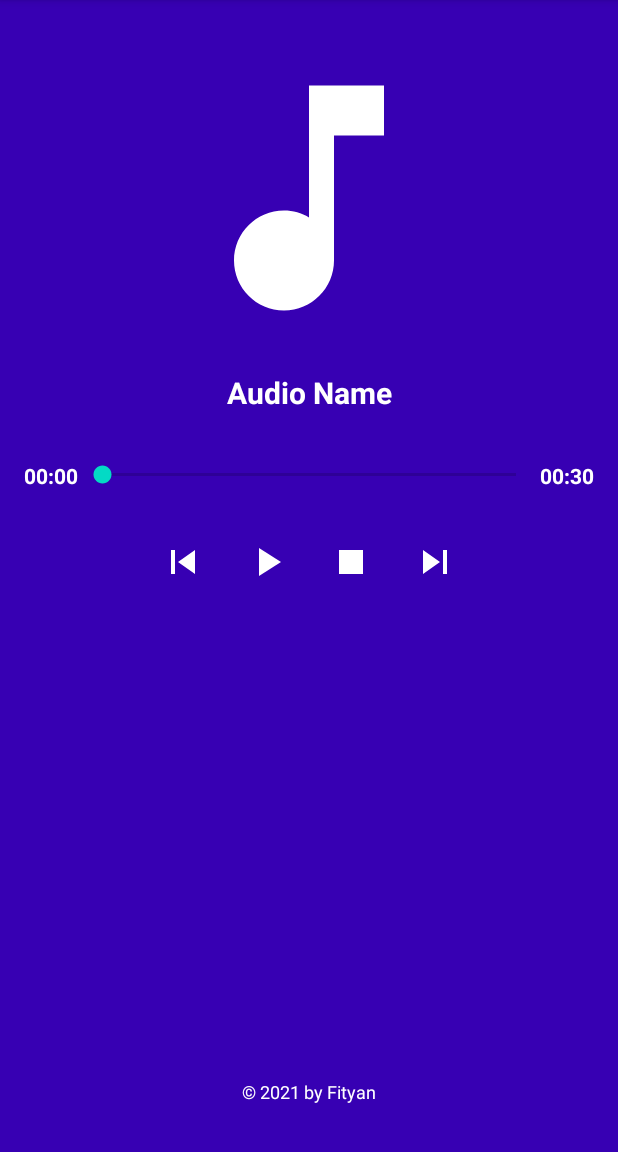
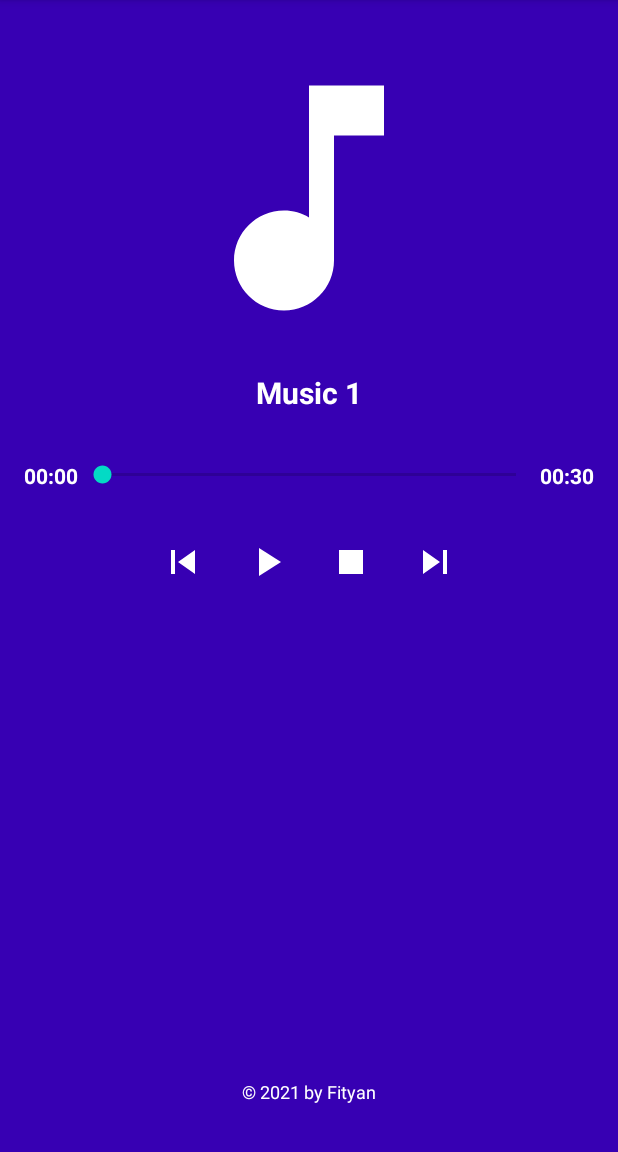
Before and after one commit to fityannugroho/audio-player, an Android app: the screen it shows after launch (MainActivity), after a tap on "Go to previous song", on a phone screen of 412 x 824 dp, the part 84-1236 px from its top. Run offline under Robolectric (Android 15) with nearby library versions, the phone set to English and light mode, and no system bars.

Commit message:
v1.1.0: multi audio available

```diff
--- a/app/src/main/java/com/fityan/audioplayer/MainActivity.java
+++ b/app/src/main/java/com/fityan/audioplayer/MainActivity.java
@@ -8,10 +8,12 @@ import android.view.View;
 import android.widget.ImageButton;
 import android.widget.SeekBar;
 import android.widget.TextView;
+import android.widget.Toast;
 
 import androidx.appcompat.app.AppCompatActivity;
 
 import java.io.IOException;
+import java.util.ArrayList;
 import java.util.concurrent.TimeUnit;
 
 public class MainActivity extends AppCompatActivity {
@@ -24,6 +26,12 @@ public class MainActivity extends AppCompatActivity {
     MediaPlayer mediaPlayer;
     Handler handler = new Handler();
     Runnable runnable;
+
+    /* initialize the music playlist */
+    ArrayList<Integer> listOfMusicId = new ArrayList<>();
+
+    /* initialize the nowPlayingMusic */
+    int nowPlaying = 0;
 
 
     @Override
@@ -43,85 +51,82 @@ public class MainActivity extends AppCompatActivity {
         btnNext = findViewById(R.id.btnNext);
 
 
-        /* Initialize media player */
-        mediaPlayer = MediaPlayer.create(getApplicationContext(), R.raw.maroon5_girls_like_you);
+        /* load the music playlist */
+        listOfMusicId.add(R.raw.maroon_5_sugar);
+        listOfMusicId.add(R.raw.maroon5_girls_like_you);
+        listOfMusicId.add(R.raw.maroon_5_memories);
+        listOfMusicId.add(R.raw.over_the_horizon);
 
 
-        /* Initialize runnable */
-        runnable = new Runnable() {
-            @Override
-            public void run() {
-                /* Set progress on seek bar */
-                seekBarAudio.setProgress(mediaPlayer.getCurrentPosition());
-
-                /* Handler post delay for 0.5s */
-                handler.postDelayed(this, 500);
-            }
-        };
-
-
-        /* Get duration of media player,
-            Convert ms to minutes & seconds, then displaying it */
-        tvAudioDuration.setText(seekBarTimeFormat(mediaPlayer.getDuration()));
+        /* load the first music */
+        loadMusic(listOfMusicId.get(nowPlaying), "Music " + (nowPlaying+1));
 
 
         /* When Play Button is clicked */
-        btnPlay.setOnClickListener(view -> {
-            /* Hide the Play Button & show the Pause Button */
-            showPauseButton();
-
-            /* Start the media player */
-            mediaPlayer.start();
-
-            /* Set seek bar max */
-            seekBarAudio.setMax(mediaPlayer.getDuration());
-
-            /* Start handler */
-            handler.postDelayed(runnable, 0);
-        });
+        btnPlay.setOnClickListener(view -> playMusic());
 
 
         /* When Pause Button is clicked */
-        btnPause.setOnClickListener(view -> {
-            /* Hide the Pause Button & show the Play Button */
-            showPlayButton();
-
-            /* Pause the media player */
-            mediaPlayer.pause();
-
-            /* Stop handler */
-            handler.removeCallbacks(runnable);
-        });
+        btnPause.setOnClickListener(view -> pauseMusic());
 
 
         /* When Stop Button is clicked */
         btnStop.setOnClickListener(view -> {
-            /* Hide the Pause Button & show the Play Button */
-            showPlayButton();
-
-            /* Stop the media player & the handler */
-            mediaPlayer.stop();
-            handler.removeCallbacks(runnable);
+            /* Stop the media player & handler */
+            stopMusic();
 
             /* Preparing the media player */
             try {
                 mediaPlayer.prepare();
-                mediaPlayer.seekTo(0);
             } catch (IOException e) {
                 e.printStackTrace();
             }
 
+            /* Back to start */
+            mediaPlayer.seekTo(0);
+
+            /* Handler post delay for 0.5s */
             handler.postDelayed(runnable, 500);
         });
 
 
         /* When Previous Button is clicked */
         btnPrevious.setOnClickListener(view -> {
+            /* Get the previous music in playlist */
+            if (nowPlaying != 0) {
+                nowPlaying -= 1;
+
+                /* Stop the media player & handler */
+                stopMusic();
+
+                /* Preparing the new music */
+                loadMusic(listOfMusicId.get(nowPlaying), "Music " + (nowPlaying+1));
+
+                /* Playing the new music */
+                playMusic();
+            } else {
+                showToast("This is the first music.");
+            }
         });
 
 
         /* When Next Button is clicked */
         btnNext.setOnClickListener(view -> {
+            /* Get the next music in playlist */
+            if (nowPlaying != listOfMusicId.size()-1) {
+                nowPlaying += 1;
+
+                /* Stop the media player & handler */
+                stopMusic();
+
+                /* Preparing the new music */
+                loadMusic(listOfMusicId.get(nowPlaying), "Music " + (nowPlaying+1));
+
+                /* Playing the new music */
+                playMusic();
+            } else {
+                showToast("This is the last music.");
+            }
         });
 
 
@@ -159,6 +164,70 @@ public class MainActivity extends AppCompatActivity {
     }
 
 
+    private void loadMusic(int musicId, String musicName) {
+        /* Initialize media player */
+        mediaPlayer = MediaPlayer.create(getApplicationContext(), musicId);
+
+        /* Initialize runnable */
+        runnable = new Runnable() {
+            @Override
+            public void run() {
+                /* Set progress on seek bar */
+                seekBarAudio.setProgress(mediaPlayer.getCurrentPosition());
+
+                /* Handler post delay for 0.5s */
+                handler.postDelayed(this, 500);
+            }
+        };
+
+        /* Set seek bar max */
+        seekBarAudio.setMax(mediaPlayer.getDuration());
+
+        /* Get duration of media player,
+            Convert ms to minutes & seconds, then displaying it */
+        tvAudioDuration.setText(seekBarTimeFormat(mediaPlayer.getDuration()));
+
+        /* Update the music name */
+        tvAudioName.setText(musicName);
+    }
+
+
+    private void playMusic() {
+        /* Hide the Play Button & show the Pause Button */
+        showPauseButton();
+
+        /* Start the media player */
+        mediaPlayer.start();
+
+        /* Start handler */
+        handler.postDelayed(runnable, 0);
+    }
+
+
+    private void pauseMusic() {
+        /* Hide the Pause Button & show the Play Button */
+        showPlayButton();
+
+        /* Pause the media player */
+        mediaPlayer.pause();
+
+        /* Stop handler */
+        handler.removeCallbacks(runnable);
+    }
+
+
+    private void stopMusic() {
+        /* Hide the Pause Button & show the Play Button */
+        showPlayButton();
+
+        /* Stop the media player */
+        mediaPlayer.stop();
+
+        /* Stop handler */
+        handler.removeCallbacks(runnable);
+    }
+
+
     @SuppressLint("DefaultLocale")
     private String seekBarTimeFormat(int durationInMs) {
         long minutesDuration = TimeUnit.MILLISECONDS.toMinutes(durationInMs);
@@ -180,4 +249,10 @@ public class MainActivity extends AppCompatActivity {
         btnPause.setVisibility(View.VISIBLE);
         btnPlay.setVisibility(View.GONE);
     }
+
+
+    private void showToast(String message) {
+        Toast.makeText(getApplicationContext(), message, Toast.LENGTH_SHORT)
+                .show();
+    }
 }
```
